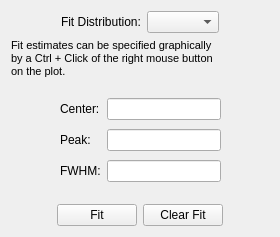
radio-astro/casa, file code/guitools/Histogram/FitWidget.ui: the form before one commit.
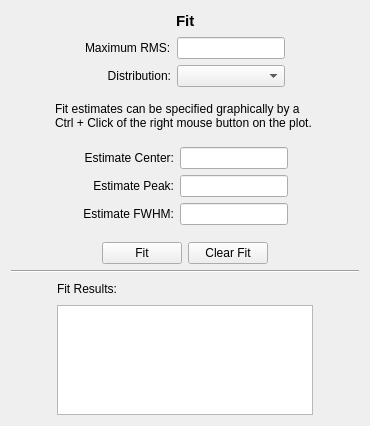
The form after the commit. The open tabs and pages were chosen to show the change.

```diff
--- a/code/guitools/Histogram/FitWidget.ui
+++ b/code/guitools/Histogram/FitWidget.ui
@@ -6,12 +6,12 @@
    <rect>
     <x>0</x>
     <y>0</y>
-    <width>280</width>
-    <height>237</height>
+    <width>370</width>
+    <height>426</height>
    </rect>
   </property>
   <property name="sizePolicy">
-   <sizepolicy hsizetype="Fixed" vsizetype="Fixed">
+   <sizepolicy hsizetype="Preferred" vsizetype="Preferred">
     <horstretch>0</horstretch>
     <verstretch>0</verstretch>
    </sizepolicy>
@@ -19,7 +19,51 @@
   <property name="windowTitle">
    <string>FitWidget</string>
   </property>
-  <layout class="QVBoxLayout" name="verticalLayout_2">
+  <layout class="QVBoxLayout" name="verticalLayout_3">
+   <item>
+    <layout class="QHBoxLayout" name="horizontalLayout_10">
+     <item>
+      <spacer name="horizontalSpacer_14">
+       <property name="orientation">
+        <enum>Qt::Horizontal</enum>
+       </property>
+       <property name="sizeHint" stdset="0">
+        <size>
+         <width>40</width>
+         <height>20</height>
+        </size>
+       </property>
+      </spacer>
+     </item>
+     <item>
+      <widget class="QLabel" name="label_8">
+       <property name="font">
+        <font>
+         <pointsize>11</pointsize>
+         <weight>75</weight>
+         <bold>true</bold>
+        </font>
+       </property>
+       <property name="text">
+        <string>&lt;font color='black'&gt;Fit&lt;/font&gt;</string>
+       </property>
+      </widget>
+     </item>
+     <item>
+      <spacer name="horizontalSpacer_15">
+       <property name="orientation">
+        <enum>Qt::Horizontal</enum>
+       </property>
+       <property name="sizeHint" stdset="0">
+        <size>
+         <width>40</width>
+         <height>20</height>
+        </size>
+       </property>
+      </spacer>
+     </item>
+    </layout>
+   </item>
    <item>
     <layout class="QHBoxLayout" name="horizontalLayout_3">
      <item>
@@ -36,27 +80,48 @@
       </spacer>
      </item>
      <item>
-      <widget class="QLabel" name="label">
-       <property name="text">
-        <string>Fit Distribution:</string>
-       </property>
-      </widget>
+      <layout class="QGridLayout" name="gridLayout_2">
+       <item row="0" column="0" colspan="2">
+        <widget class="QLabel" name="label_7">
+         <property name="text">
+          <string>&lt;font color='black'&gt;Maximum RMS:&lt;/font&gt;</string>
+         </property>
+        </widget>
+       </item>
+       <item row="0" column="2">
+        <widget class="QLineEdit" name="rmsLineEdit">
+         <property name="toolTip">
+          <string>Specify the maximum root mean square error for the fit.</string>
+         </property>
+        </widget>
+       </item>
+       <item row="1" column="0" colspan="2">
+        <widget class="QLabel" name="label">
+         <property name="text">
+          <string>Distribution:</string>
+         </property>
+         <property name="alignment">
+          <set>Qt::AlignRight|Qt::AlignTrailing|Qt::AlignVCenter</set>
+         </property>
+        </widget>
+       </item>
+       <item row="1" column="2">
+        <widget class="QComboBox" name="fitDistributionComboBox">
+         <property name="toolTip">
+          <string>Select a probability distribution for the fit.</string>
+         </property>
+        </widget>
+       </item>
+      </layout>
      </item>
      <item>
-      <widget class="QComboBox" name="fitDistributionComboBox">
-       <property name="toolTip">
-        <string>Select a probability distribution for the fit.</string>
-       </property>
-      </widget>
-     </item>
-     <item>
-      <spacer name="horizontalSpacer_2">
+      <spacer name="horizontalSpacer_13">
        <property name="orientation">
         <enum>Qt::Horizontal</enum>
        </property>
        <property name="sizeHint" stdset="0">
         <size>
-         <width>13</width>
+         <width>18</width>
          <height>20</height>
         </size>
        </property>
@@ -65,18 +130,57 @@
     </layout>
    </item>
    <item>
-    <widget class="QLabel" name="label_6">
-     <property name="font">
-      <font>
-       <pointsize>8</pointsize>
-      </font>
+    <layout class="QHBoxLayout" name="horizontalLayout_8">
+     <property name="topMargin">
+      <number>9</number>
      </property>
-     <property name="text">
-      <string>&lt;html&gt;&lt;font color='black'&gt;Fit estimates can be specified graphically&lt;br/&gt;
-by a Ctrl + Click of the right mouse button&lt;br/&gt;
-on the plot. &lt;/font&gt;&lt;/html&gt;</string>
-     </property>
-    </widget>
+     <item>
+      <spacer name="horizontalSpacer_10">
+       <property name="orientation">
+        <enum>Qt::Horizontal</enum>
+       </property>
+       <property name="sizeHint" stdset="0">
+        <size>
+         <width>13</width>
+         <height>20</height>
+        </size>
+       </property>
+      </spacer>
+     </item>
+     <item>
+      <widget class="QLabel" name="label_6">
+       <property name="font">
+        <font>
+         <pointsize>8</pointsize>
+        </font>
+       </property>
+       <property name="text">
+        <string>&lt;!DOCTYPE HTML PUBLIC &quot;-//W3C//DTD HTML 4.0//EN&quot; &quot;http://www.w3.org/TR/REC-html40/strict.dtd&quot;&gt;
+&lt;html&gt;&lt;head&gt;&lt;meta name=&quot;qrichtext&quot; content=&quot;1&quot; /&gt;&lt;style type=&quot;text/css&quot;&gt;
+p, li { white-space: pre-wrap; }
+&lt;/style&gt;&lt;/head&gt;&lt;body style=&quot; font-family:'Sans Serif'; font-size:9pt; font-weight:400; font-style:normal;&quot;&gt;
+&lt;table border=&quot;0&quot; style=&quot;-qt-table-type: root; margin-top:4px; margin-bottom:4px; margin-left:4px; margin-right:4px;&quot;&gt;
+&lt;tr&gt;
+&lt;td style=&quot;border: none;&quot;&gt;
+&lt;p style=&quot; margin-top:0px; margin-bottom:0px; margin-left:0px; margin-right:0px; -qt-block-indent:0; text-indent:0px;&quot;&gt;&lt;span style=&quot; color:#000000;&quot;&gt;Fit estimates can be specified graphically by a &lt;/span&gt;&lt;/p&gt;
+&lt;p style=&quot; margin-top:0px; margin-bottom:0px; margin-left:0px; margin-right:0px; -qt-block-indent:0; text-indent:0px;&quot;&gt;&lt;span style=&quot; color:#000000;&quot;&gt;Ctrl + Click of the right mouse button on the plot. &lt;/span&gt;&lt;/p&gt;&lt;/td&gt;&lt;/tr&gt;&lt;/table&gt;&lt;/body&gt;&lt;/html&gt;</string>
+       </property>
+      </widget>
+     </item>
+     <item>
+      <spacer name="horizontalSpacer_11">
+       <property name="orientation">
+        <enum>Qt::Horizontal</enum>
+       </property>
+       <property name="sizeHint" stdset="0">
+        <size>
+         <width>13</width>
+         <height>20</height>
+        </size>
+       </property>
+      </spacer>
+     </item>
+    </layout>
    </item>
    <item>
     <layout class="QHBoxLayout" name="horizontalLayout_4">
@@ -107,7 +211,10 @@
              <item row="0" column="0">
               <widget class="QLabel" name="label_2">
                <property name="text">
-                <string>Center:</string>
+                <string>Estimate Center:</string>
+               </property>
+               <property name="alignment">
+                <set>Qt::AlignRight|Qt::AlignTrailing|Qt::AlignVCenter</set>
                </property>
               </widget>
              </item>
@@ -121,7 +228,10 @@
              <item row="1" column="0">
               <widget class="QLabel" name="label_3">
                <property name="text">
-                <string>Peak:</string>
+                <string>Estimate Peak:</string>
+               </property>
+               <property name="alignment">
+                <set>Qt::AlignRight|Qt::AlignTrailing|Qt::AlignVCenter</set>
                </property>
               </widget>
              </item>
@@ -135,7 +245,10 @@
              <item row="2" column="0">
               <widget class="QLabel" name="label_4">
                <property name="text">
-                <string>FWHM:</string>
+                <string>Estimate FWHM:</string>
+               </property>
+               <property name="alignment">
+                <set>Qt::AlignRight|Qt::AlignTrailing|Qt::AlignVCenter</set>
                </property>
               </widget>
              </item>
@@ -237,6 +350,90 @@
      </item>
     </layout>
    </item>
+   <item>
+    <widget class="Line" name="line">
+     <property name="orientation">
+      <enum>Qt::Horizontal</enum>
+     </property>
+    </widget>
+   </item>
+   <item>
+    <layout class="QHBoxLayout" name="horizontalLayout_7">
+     <item>
+      <spacer name="horizontalSpacer_8">
+       <property name="orientation">
+        <enum>Qt::Horizontal</enum>
+       </property>
+       <property name="sizeHint" stdset="0">
+        <size>
+         <width>10</width>
+         <height>20</height>
+        </size>
+       </property>
+      </spacer>
+     </item>
+     <item>
+      <layout class="QVBoxLayout" name="verticalLayout_2">
+       <item>
+        <layout class="QHBoxLayout" name="horizontalLayout_6">
+         <item>
+          <widget class="QLabel" name="fitResultsLabel">
+           <property name="text">
+            <string>Fit Results:</string>
+           </property>
+          </widget>
+         </item>
+         <item>
+          <spacer name="horizontalSpacer_7">
+           <property name="orientation">
+            <enum>Qt::Horizontal</enum>
+           </property>
+           <property name="sizeHint" stdset="0">
+            <size>
+             <width>40</width>
+             <height>20</height>
+            </size>
+           </property>
+          </spacer>
+         </item>
+        </layout>
+       </item>
+       <item>
+        <widget class="QTextEdit" name="fitResultsTextEdit">
+         <property name="sizePolicy">
+          <sizepolicy hsizetype="Preferred" vsizetype="Preferred">
+           <horstretch>0</horstretch>
+           <verstretch>0</verstretch>
+          </sizepolicy>
+         </property>
+         <property name="maximumSize">
+          <size>
+           <width>165557</width>
+           <height>165557</height>
+          </size>
+         </property>
+         <property name="readOnly">
+          <bool>true</bool>
+         </property>
+        </widget>
+       </item>
+      </layout>
+     </item>
+     <item>
+      <spacer name="horizontalSpacer_9">
+       <property name="orientation">
+        <enum>Qt::Horizontal</enum>
+       </property>
+       <property name="sizeHint" stdset="0">
+        <size>
+         <width>10</width>
+         <height>20</height>
+        </size>
+       </property>
+      </spacer>
+     </item>
+    </layout>
+   </item>
   </layout>
  </widget>
  <layoutdefault spacing="6" margin="11"/>
```
Left out of the diff: 4 changed lines with no effect on the pictures.
